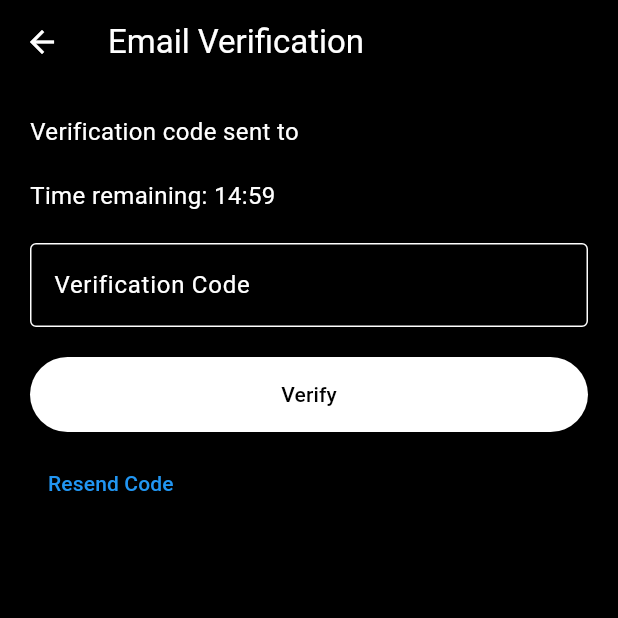
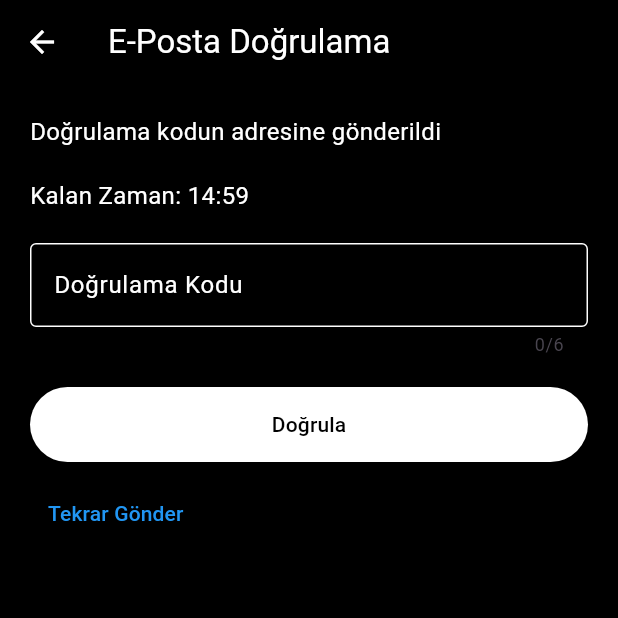
Before and after one commit to emre-kd/agApp, a Flutter app: the VerificationScreen screen opened directly with empty values, on a phone screen of 412 x 824 dp, the top half of it. Run offline on Flutter 3.47's test engine with Material 3 defaults, Android fonts, the phone set to English and light mode, and no system bars; our stand-ins replace file_picker, get, google_fonts, image_picker, photo_view, shared_preferences and 1 more; accounts and stored records are empty; Roboto replaces fonts that are missing (Tektur).

Commit message:
verification and ui changes

```diff
--- a/lib/controllers/authentication.dart
+++ b/lib/controllers/authentication.dart
@@ -149,6 +149,7 @@ class AuthenticationController extends GetxController {
   Future<void> register({
     required String username,
     required String email,
+
     required String password,
     required String password_confirmation,
     required BuildContext context,
@@ -256,7 +257,7 @@ class AuthenticationController extends GetxController {
       // Error case
       ScaffoldMessenger.of(context).showSnackBar(
         SnackBar(
-          content: Text(responseData['message'] ?? "Verification failed"),
+          content: Text(responseData['message'] ?? "Doğrulama başarısız oldu"),
           backgroundColor: Colors.red,
         ),
       );
@@ -273,14 +274,14 @@ class AuthenticationController extends GetxController {
   }
 }
 
-  Future<void> resendVerificationCode(String email, BuildContext context) async {
+  Future<void> resendVerificationCode(String email, BuildContext context, String username) async {
     try {
       isLoading.value = true;
 
       var response = await http.post(
         Uri.parse('$baseURL/resend-verification'),
         headers: {'Accept': 'application/json'},
-        body: {'email': email},
+        body: {'email': email, 'username': username},
       );
 
       var responseData = json.decode(response.body);
@@ -289,14 +290,14 @@ class AuthenticationController extends GetxController {
       if (response.statusCode == 200) {
         ScaffoldMessenger.of(context).showSnackBar(
           const SnackBar(
-            content: Text("Verification code resent successfully"),
+            content: Text("Doğrulama kodu yeniden gönderildi"),
             backgroundColor: Colors.green,
           ),
         );
       } else {
         ScaffoldMessenger.of(context).showSnackBar(
           SnackBar(
-            content: Text(responseData['message'] ?? "Failed to resend code"),
+            content: Text(responseData['message'] ?? "Kod yeniden gönderilemedi"),
             backgroundColor: Colors.red,
           ),
         );
@@ -304,7 +305,7 @@ class AuthenticationController extends GetxController {
     } catch (e) {
       ScaffoldMessenger.of(context).showSnackBar(
         const SnackBar(
-          content: Text("Failed to resend verification code"),
+          content: Text("Doğrulama kodunu yeniden gönderme başarısız oldu"),
           backgroundColor: Colors.red,
         ),
       );
--- a/lib/screens/verification_screen.dart
+++ b/lib/screens/verification_screen.dart
@@ -7,6 +7,7 @@ import 'package:agapp/controllers/authentication.dart';
 class VerificationScreen extends StatefulWidget {
   final String email;
   final String username;
+
   const VerificationScreen({super.key, required this.email, required this.username});
 
   @override
@@ -49,7 +50,7 @@ class _VerificationScreenState extends State<VerificationScreen> {
     return Scaffold(
       backgroundColor: Colors.black,
       appBar: AppBar(
-        title: const Text('Email Verification'),
+        title: const Text('E-Posta Doğrulama'),
         backgroundColor: Colors.black,
         foregroundColor: Colors.white,
       ),
@@ -59,12 +60,12 @@ class _VerificationScreenState extends State<VerificationScreen> {
           crossAxisAlignment: CrossAxisAlignment.start,
           children: [
             Text(
-              'Verification code sent to ${widget.email}',
+              'Doğrulama kodun adresine gönderildi ${widget.email}',
               style: const TextStyle(color: Colors.white, fontSize: 16),
             ),
             const SizedBox(height: 20),
             Text(
-              'Time remaining: ${formatTime(_remainingTime)}',
+              'Kalan Zaman: ${formatTime(_remainingTime)}',
               style: TextStyle(
                 color: _remainingTime < 60 ? Colors.red : Colors.white,
                 fontSize: 16,
@@ -73,10 +74,11 @@ class _VerificationScreenState extends State<VerificationScreen> {
             const SizedBox(height: 20),
             TextField(
               controller: codeController,
+              maxLength: 6,
               keyboardType: TextInputType.number,
               style: const TextStyle(color: Colors.white),
               decoration: const InputDecoration(
-                labelText: 'Verification Code',
+                labelText: 'Doğrulama Kodu',
                 labelStyle: TextStyle(color: Colors.white),
                 border: OutlineInputBorder(),
                 enabledBorder: OutlineInputBorder(
@@ -107,18 +109,21 @@ class _VerificationScreenState extends State<VerificationScreen> {
                         foregroundColor: Colors.black,
                         minimumSize: const Size(double.infinity, 50),
                       ),
-                      child: const Text('Verify'),
+                      child: const Text('Doğrula'),
                     );
             }),
             const SizedBox(height: 10),
             TextButton(
               onPressed: () {
                 // Resend code logic
-                _authController.resendVerificationCode(widget.email, context);
+                _authController.resendVerificationCode(
+                  widget.email,
+                  context,
+                  widget.username,);
                 setState(() => _remainingTime = 900);
               },
               child: const Text(
-                'Resend Code',
+                'Tekrar Gönder',
                 style: TextStyle(color: Colors.blue),
               ),
             ),
```
